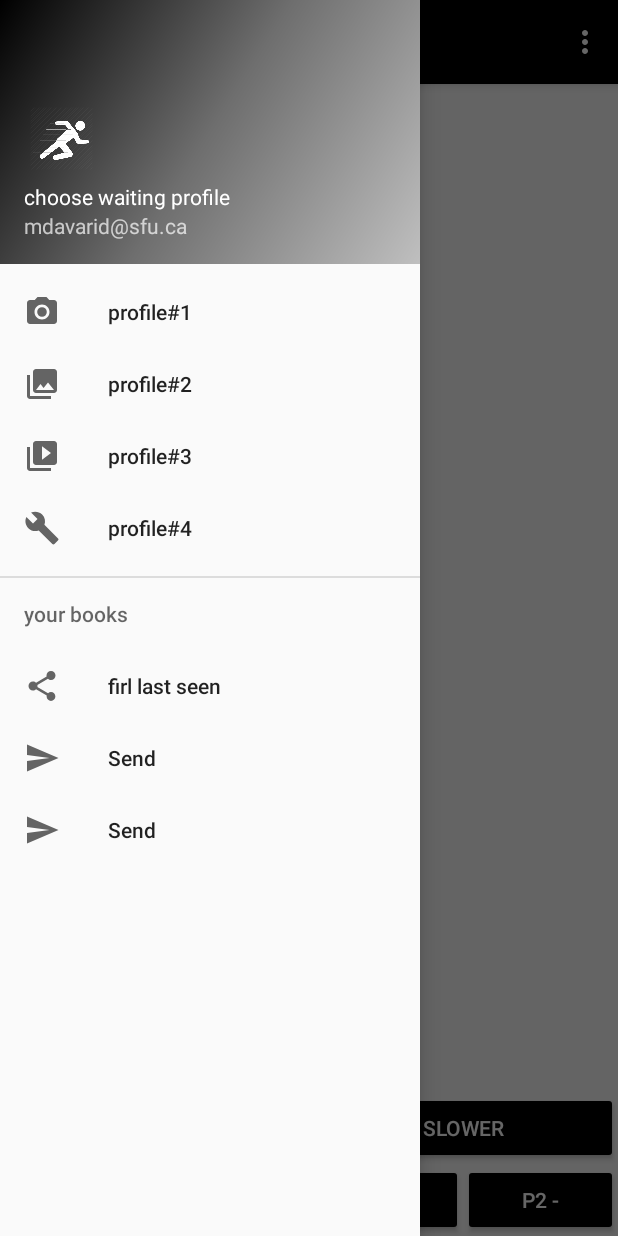
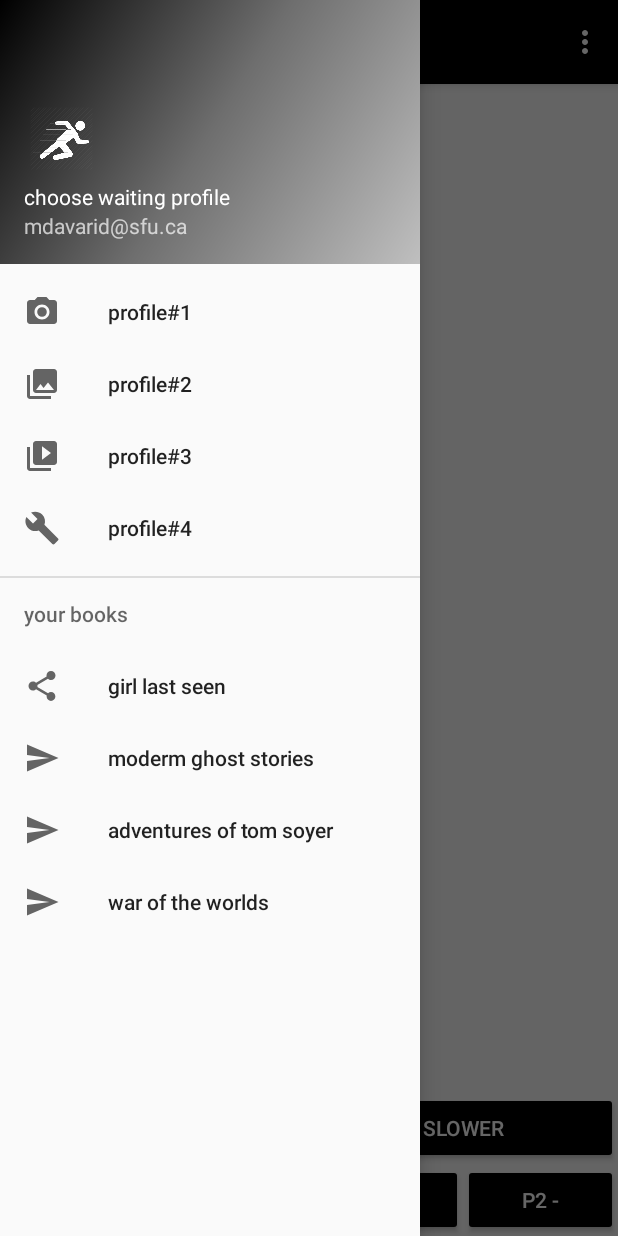
Before and after one commit to soshiant1992/test1, an Android app: the screen it shows after launch (MainActivity), with the side drawer open, on a phone screen of 412 x 824 dp. Run offline under Robolectric (Android 15) with nearby library versions, the phone set to English and light mode, and no system bars.

Commit message:
first commit

```diff
--- a/app/src/main/java/com/example/esosh/perfectspeedreader/MainActivity.java
+++ b/app/src/main/java/com/example/esosh/perfectspeedreader/MainActivity.java
@@ -67,7 +67,6 @@ boolean play=false;
 //%%%%%%%%%%%%%%%%%%%%%%%%%%%%%%%%% MY code %%%%%%%%%%%%%%%%%%%%%%%%%%%
         resetParameters();
         tv=findViewById(R.id.MainTextView);textlike=new ArrayList<>();
-        File file = new File(Environment.getExternalStorageDirectory() + "/gls.epub");
 
         Button faster = findViewById(R.id.faster) ;
         faster.setOnClickListener(new View.OnClickListener() {
@@ -117,26 +116,8 @@ boolean play=false;
 
             }
         });
-        try {
-            FileInputStream  fileInputStream = new FileInputStream(file);
-            InputStream epubInputStream = fileInputStream;
-            // Load Book from inputStream
-            Book book = (new EpubReader()).readEpub(epubInputStream);
 
-            Log.d("mystuf", String.valueOf(book.getContents().size()));
-            char cbuf[] = new char[10000];
-            book.getContents().get(4).getReader().read(cbuf);
-            String weblike=String.valueOf(cbuf);
-
-            ReadChapter rc =new ReadChapter();
-            rc.doInBackground(weblike);
-
-            Handler handler = new Handler();
-            handler.postDelayed(periodicUpdate, 100 );
-        } catch (IOException e) {
-            Log.e("epublib", e.getMessage());
-        }
-
+openChapter("GLS");
 //%%%%%%%%%%%%%%%%%%%%%%%%%%%%%%%%%%%%%%%%%%%%%%%%%%%%%%%%%%%%%%%%%%%%%%%%%%%
 
         DrawerLayout drawer = (DrawerLayout) findViewById(R.id.drawer_layout);
@@ -202,14 +183,43 @@ boolean play=false;
         } else if (id == R.id.prof4) {
             profile=4;
         } else if (id == R.id.Bgls) {
-
-        } else if (id == R.id.nav_send) {
-
-        }
+            openChapter("GLS");
+        } else if (id == R.id.Bmgs) {
+            openChapter("FMGS");
+        } else if (id == R.id.Btaots) {
+        openChapter("TAOS");
+    } else if (id == R.id.Btwotw) {
+            openChapter("TWOTW");
+    }
 
         DrawerLayout drawer = (DrawerLayout) findViewById(R.id.drawer_layout);
         drawer.closeDrawer(GravityCompat.START);
         return true;
+    }
+    private void openChapter(String bookname){
+        play =false;
+        count=0;
+        textlike.clear();
+        File file = new File(Environment.getExternalStorageDirectory() + "/"+bookname+".epub");
+        try {
+            FileInputStream  fileInputStream = new FileInputStream(file);
+            InputStream epubInputStream = fileInputStream;
+            // Load Book from inputStream
+            Book book = (new EpubReader()).readEpub(epubInputStream);
+
+            Log.d("mystuf", String.valueOf(book.getContents().size()));
+            char cbuf[] = new char[10000];
+            book.getContents().get(4).getReader().read(cbuf);
+            String weblike=String.valueOf(cbuf);
+
+            ReadChapter rc =new ReadChapter();
+            rc.doInBackground(weblike);
+
+            Handler handler = new Handler();
+            handler.postDelayed(periodicUpdate, 100 );
+        } catch (IOException e) {
+            Log.e("epublib", e.getMessage());
+        }
     }
     private class ReadChapter extends AsyncTask<String, Void, Void> {
         @Override
--- a/app/src/main/res/menu/activity_main_drawer.xml
+++ b/app/src/main/res/menu/activity_main_drawer.xml
@@ -27,15 +27,19 @@
             <item
                 android:id="@+id/Bgls"
                 android:icon="@drawable/ic_menu_share"
-                android:title="firl last seen" />
+                android:title="girl last seen" />
             <item
-                android:id="@+id/nav_send"
+                android:id="@+id/Bmgs"
                 android:icon="@drawable/ic_menu_send"
-                android:title="Send" />
+                android:title="moderm ghost stories" />
             <item
-                android:id="@+id/nav_send2"
+                android:id="@+id/Btaots"
                 android:icon="@drawable/ic_menu_send"
-                android:title="Send" />
+                android:title="adventures of tom soyer" />
+            <item
+            android:id="@+id/Btwotw"
+            android:icon="@drawable/ic_menu_send"
+            android:title="war of the worlds" />
         </menu>
     </item>
 
```
